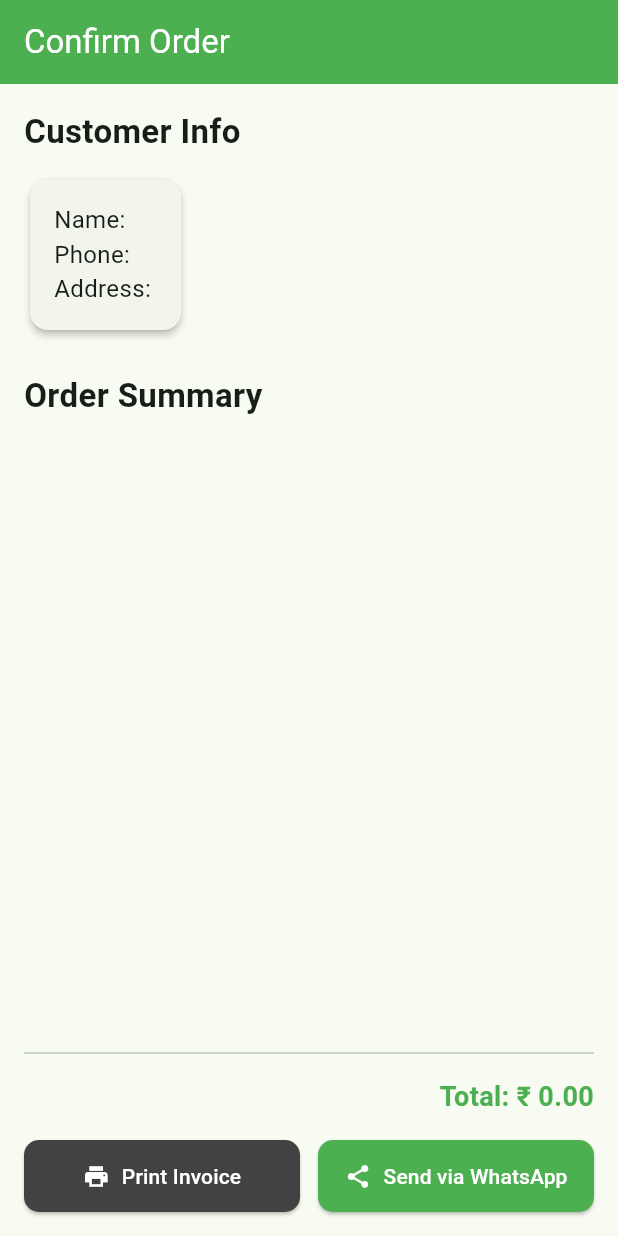
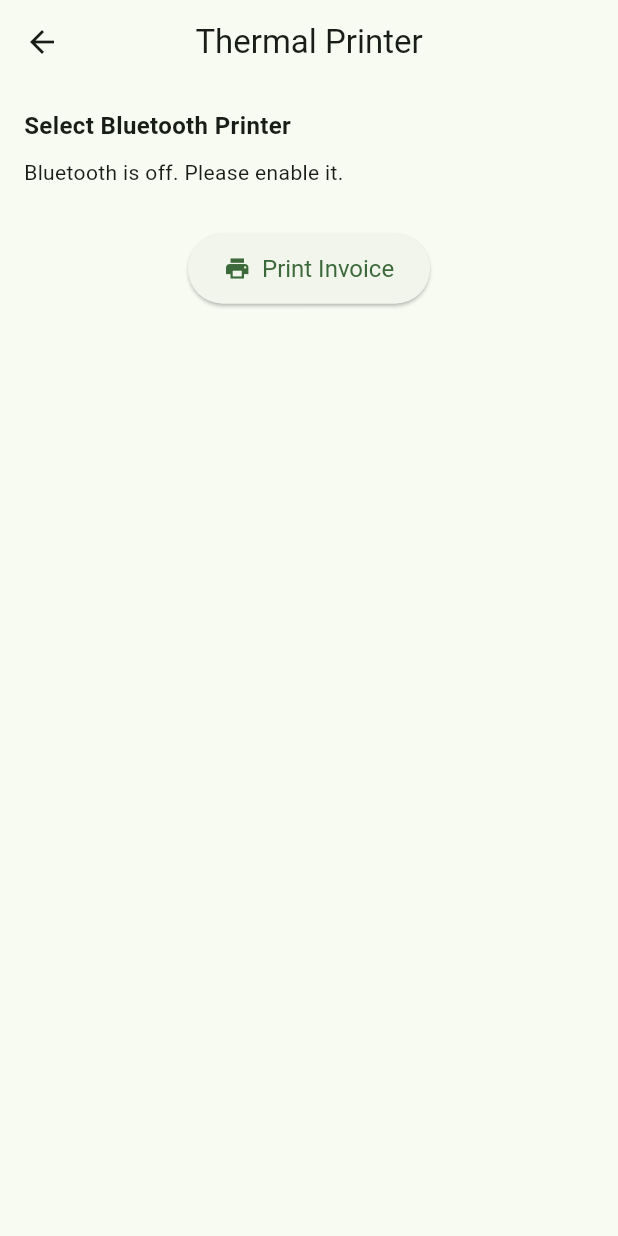
Before and after one commit to SagarBChauhan/bilipatra_retail_counter, a Flutter app: the ConfirmOrderScreen screen opened by its route, after a tap on "Print Invoice", on a phone screen of 412 x 824 dp. Run offline on Flutter 3.47's test engine with Material 3 defaults, Android fonts, the phone set to English and light mode, and no system bars; our stand-ins replace go_router, google_fonts, printing, shared_preferences; missing offline and left inert: blue_thermal_printer; accounts and stored records are empty.

Commit message:
Implement method to generate invoice suitable to ezo thermal printer - Improvements done

```diff
--- /dev/null
+++ b/lib/PrintScreen.dart
@@ -0,0 +1,168 @@
+import 'package:flutter/material.dart';
+import 'package:blue_thermal_printer/blue_thermal_printer.dart';
+import 'package:shared_preferences/shared_preferences.dart';
+import 'TestPrint.dart';
+
+class PrintScreen extends StatefulWidget {
+  final dynamic user;
+  final List<dynamic> products;
+
+  const PrintScreen({super.key, required this.user, required this.products});
+
+  @override
+  State<PrintScreen> createState() => _PrintScreenState();
+}
+
+class _PrintScreenState extends State<PrintScreen> {
+  final BlueThermalPrinter bluetooth = BlueThermalPrinter.instance;
+  final String _lastDeviceKey = "last_selected_printer";
+
+  List<BluetoothDevice> _devices = [];
+  BluetoothDevice? _selectedDevice;
+  bool _isLoading = false;
+  String _statusMessage = '';
+
+  @override
+  void initState() {
+    super.initState();
+    _initBluetooth();
+  }
+
+  // Load bonded devices and match previously selected device if available
+  Future<void> _initBluetooth() async {
+    setState(() {
+      _isLoading = true;
+      _statusMessage = 'Searching for devices...';
+    });
+
+    try {
+      if (await bluetooth.isOn ?? false) {
+        final devices = await bluetooth.getBondedDevices();
+        SharedPreferences prefs = await SharedPreferences.getInstance();
+        final lastAddress = prefs.getString(_lastDeviceKey);
+
+        BluetoothDevice? matchedDevice;
+        try {
+          matchedDevice = devices.firstWhere((d) => d.address == lastAddress);
+        } catch (_) {
+          matchedDevice = null;
+        }
+
+        setState(() {
+          _devices = devices;
+          _selectedDevice = matchedDevice;
+          _statusMessage = devices.isNotEmpty
+              ? 'Select a device to print'
+              : 'No paired Bluetooth printers found.';
+        });
+      } else {
+        setState(() {
+          _statusMessage = 'Bluetooth is off. Please enable it.';
+        });
+      }
+    } catch (e) {
+      setState(() {
+        _statusMessage = 'Error fetching devices: $e';
+      });
+    } finally {
+      setState(() {
+        _isLoading = false;
+      });
+    }
+  }
+
+  // Save selected printer to SharedPreferences
+  Future<void> _saveSelectedDevice(BluetoothDevice device) async {
+    final prefs = await SharedPreferences.getInstance();
+    await prefs.setString(_lastDeviceKey, device.address!);
+  }
+
+  // Connect and print invoice
+  Future<void> _connectAndPrint() async {
+    if (_selectedDevice == null) {
+      ScaffoldMessenger.of(context).showSnackBar(
+        const SnackBar(content: Text("Please select a printer.")),
+      );
+      return;
+    }
+
+    setState(() => _isLoading = true);
+
+    try {
+      if (!(await bluetooth.isConnected ?? false)) {
+        await bluetooth.connect(_selectedDevice!);
+      }
+
+      await _saveSelectedDevice(_selectedDevice!);
+
+      final printer = TestPrint();
+      await printer.printInvoice(widget.user, widget.products);
+
+      ScaffoldMessenger.of(context).showSnackBar(
+        const SnackBar(content: Text("✅ Printing started.")),
+      );
+    } catch (e) {
+      ScaffoldMessenger.of(context).showSnackBar(
+        SnackBar(content: Text("❌ Print failed: $e")),
+      );
+    } finally {
+      setState(() => _isLoading = false);
+    }
+  }
+
+  @override
+  Widget build(BuildContext context) {
+    return Scaffold(
+      appBar: AppBar(
+        title: const Text("Thermal Printer"),
+        centerTitle: true,
+      ),
+      body: Padding(
+        padding: const EdgeInsets.all(16),
+        child: Column(
+          crossAxisAlignment: CrossAxisAlignment.start,
+          children: [
+            const Text(
+              "Select Bluetooth Printer",
+              style: TextStyle(fontWeight: FontWeight.bold, fontSize: 16),
+            ),
+            const SizedBox(height: 10),
+            _devices.isEmpty
+                ? Text(_statusMessage)
+                : DropdownButton<BluetoothDevice>(
+              isExpanded: true,
+              value: _selectedDevice,
+              hint: const Text("Select a printer"),
+              items: _devices.map((device) {
+                return DropdownMenuItem(
+                  value: device,
+                  child: Text(device.name ?? "Unnamed Device"),
+                );
+              }).toList(),
+              onChanged: (val) {
+                setState(() {
+                  _selectedDevice = val;
+                });
+                if (val != null) _saveSelectedDevice(val);
+              },
+            ),
+            const SizedBox(height: 30),
+            Center(
+              child: ElevatedButton.icon(
+                onPressed: _isLoading ? null : _connectAndPrint,
+                icon: const Icon(Icons.print),
+                label: const Text("Print Invoice"),
+                style: ElevatedButton.styleFrom(
+                  padding: const EdgeInsets.symmetric(horizontal: 24, vertical: 14),
+                  textStyle: const TextStyle(fontSize: 16),
+                ),
+              ),
+            ),
+            const SizedBox(height: 20),
+            if (_isLoading) const Center(child: CircularProgressIndicator()),
+          ],
+        ),
+      ),
+    );
+  }
+}
--- /dev/null
+++ b/lib/TestPrint.dart
@@ -0,0 +1,259 @@
+import 'dart:io';
+
+import 'package:bilipatra_retail_counter/printerenum.dart';
+import 'package:blue_thermal_printer/blue_thermal_printer.dart';
+import 'package:flutter/services.dart';
+import 'package:http/http.dart' as http;
+import 'package:intl/intl.dart';
+import 'package:path_provider/path_provider.dart';
+
+///Test printing
+class TestPrint {
+  BlueThermalPrinter bluetooth = BlueThermalPrinter.instance;
+
+  sample() async {
+    //image max 300px X 300px
+
+    ///image from File path
+    String filename = 'yourlogo.png';
+    ByteData bytesData = await rootBundle.load("assets/images/yourlogo.png");
+    String dir = (await getApplicationDocumentsDirectory()).path;
+    File file = await File('$dir/$filename').writeAsBytes(
+      bytesData.buffer.asUint8List(
+        bytesData.offsetInBytes,
+        bytesData.lengthInBytes,
+      ),
+    );
+
+    ///image from Asset
+    ByteData bytesAsset = await rootBundle.load("assets/images/yourlogo.png");
+    Uint8List imageBytesFromAsset = bytesAsset.buffer.asUint8List(
+      bytesAsset.offsetInBytes,
+      bytesAsset.lengthInBytes,
+    );
+
+    ///image from Network
+    var response = await http.get(
+      Uri.parse(
+        "https://raw.githubusercontent.com/kakzaki/blue_thermal_printer/master/example/assets/images/yourlogo.png",
+      ),
+    );
+    Uint8List bytesNetwork = response.bodyBytes;
+    Uint8List imageBytesFromNetwork = bytesNetwork.buffer.asUint8List(
+      bytesNetwork.offsetInBytes,
+      bytesNetwork.lengthInBytes,
+    );
+
+    bluetooth.isConnected.then((isConnected) {
+      if (isConnected == true) {
+        bluetooth.printNewLine();
+        bluetooth.printCustom("HEADER", Size.boldMedium.val, Align.center.val);
+        bluetooth.printNewLine();
+        bluetooth.printImage(file.path); //path of your image/logo
+        bluetooth.printNewLine();
+        bluetooth.printImageBytes(imageBytesFromAsset); //image from Asset
+        bluetooth.printNewLine();
+        bluetooth.printImageBytes(imageBytesFromNetwork); //image from Network
+        bluetooth.printNewLine();
+        bluetooth.printLeftRight("LEFT", "RIGHT", Size.medium.val);
+        bluetooth.printLeftRight("LEFT", "RIGHT", Size.bold.val);
+        bluetooth.printLeftRight(
+          "LEFT",
+          "RIGHT",
+          Size.bold.val,
+          format: "%-15s %15s %n",
+        ); //15 is number off character from left or right
+        bluetooth.printNewLine();
+        bluetooth.printLeftRight("LEFT", "RIGHT", Size.boldMedium.val);
+        bluetooth.printLeftRight("LEFT", "RIGHT", Size.boldLarge.val);
+        bluetooth.printLeftRight("LEFT", "RIGHT", Size.extraLarge.val);
+        bluetooth.printNewLine();
+        bluetooth.print3Column("Col1", "Col2", "Col3", Size.bold.val);
+        bluetooth.print3Column(
+          "Col1",
+          "Col2",
+          "Col3",
+          Size.bold.val,
+          format: "%-10s %10s %10s %n",
+        ); //10 is number off character from left center and right
+        bluetooth.printNewLine();
+        bluetooth.print4Column("Col1", "Col2", "Col3", "Col4", Size.bold.val);
+        bluetooth.print4Column(
+          "Col1",
+          "Col2",
+          "Col3",
+          "Col4",
+          Size.bold.val,
+          format: "%-8s %7s %7s %7s %n",
+        );
+        bluetooth.printNewLine();
+        bluetooth.printCustom(
+          "čĆžŽšŠ-H-ščđ",
+          Size.bold.val,
+          Align.center.val,
+          charset: "windows-1250",
+        );
+        bluetooth.printLeftRight(
+          "Številka:",
+          "18000001",
+          Size.bold.val,
+          charset: "windows-1250",
+        );
+        bluetooth.printCustom("Body left", Size.bold.val, Align.left.val);
+        bluetooth.printCustom("Body right", Size.medium.val, Align.right.val);
+        bluetooth.printNewLine();
+        bluetooth.printCustom("Thank You", Size.bold.val, Align.center.val);
+        bluetooth.printNewLine();
+        bluetooth.printQRcode(
+          "Insert Your Own Text to Generate",
+          200,
+          200,
+          Align.center.val,
+        );
+        bluetooth.printNewLine();
+        bluetooth.printNewLine();
+        bluetooth
+            .paperCut(); //some printer not supported (sometime making image not centered)
+        //bluetooth.drawerPin2(); // or you can use bluetooth.drawerPin5();
+      }
+    });
+  }
+
+  //   sample(String pathImage) async {
+  //     //SIZE
+  //     // 0- normal size text
+  //     // 1- only bold text
+  //     // 2- bold with medium text
+  //     // 3- bold with large text
+  //     //ALIGN
+  //     // 0- ESC_ALIGN_LEFT
+  //     // 1- ESC_ALIGN_CENTER
+  //     // 2- ESC_ALIGN_RIGHT
+  //
+  // //     var response = await http.get("IMAGE_URL");
+  // //     Uint8List bytes = response.bodyBytes;
+  //     bluetooth.isConnected.then((isConnected) {
+  //       if (isConnected == true) {
+  //         bluetooth.printNewLine();
+  //         bluetooth.printCustom("HEADER", 3, 1);
+  //         bluetooth.printNewLine();
+  //         bluetooth.printImage(pathImage); //path of your image/logo
+  //         bluetooth.printNewLine();
+  // //      bluetooth.printImageBytes(bytes.buffer.asUint8List(bytes.offsetInBytes, bytes.lengthInBytes));
+  //         bluetooth.printLeftRight("LEFT", "RIGHT", 0);
+  //         bluetooth.printLeftRight("LEFT", "RIGHT", 1);
+  //         bluetooth.printLeftRight("LEFT", "RIGHT", 1, format: "%-15s %15s %n");
+  //         bluetooth.printNewLine();
+  //         bluetooth.printLeftRight("LEFT", "RIGHT", 2);
+  //         bluetooth.printLeftRight("LEFT", "RIGHT", 3);
+  //         bluetooth.printLeftRight("LEFT", "RIGHT", 4);
+  //         bluetooth.printNewLine();
+  //         bluetooth.print3Column("Col1", "Col2", "Col3", 1);
+  //         bluetooth.print3Column("Col1", "Col2", "Col3", 1,
+  //             format: "%-10s %10s %10s %n");
+  //         bluetooth.printNewLine();
+  //         bluetooth.print4Column("Col1", "Col2", "Col3", "Col4", 1);
+  //         bluetooth.print4Column("Col1", "Col2", "Col3", "Col4", 1,
+  //             format: "%-8s %7s %7s %7s %n");
+  //         bluetooth.printNewLine();
+  //         String testString = " čĆžŽšŠ-H-ščđ";
+  //         bluetooth.printCustom(testString, 1, 1, charset: "windows-1250");
+  //         bluetooth.printLeftRight("Številka:", "18000001", 1,
+  //             charset: "windows-1250");
+  //         bluetooth.printCustom("Body left", 1, 0);
+  //         bluetooth.printCustom("Body right", 0, 2);
+  //         bluetooth.printNewLine();
+  //         bluetooth.printCustom("Thank You", 2, 1);
+  //         bluetooth.printNewLine();
+  //         bluetooth.printQRcode("Insert Your Own Text to Generate", 200, 200, 1);
+  //         bluetooth.printNewLine();
+  //         bluetooth.printNewLine();
+  //         bluetooth.paperCut();
+  //       }
+  //     });
+  //   }
+
+
+
+  Future<void> printInvoice(dynamic user, List<dynamic> products) async {
+    bool? isConnected = await bluetooth.isConnected;
+    if (isConnected != true) return;
+
+    // DATE + INVOICE ID
+    final now = DateTime.now();
+    final formattedDate = DateFormat('dd-MM-yyyy HH:mm').format(now);
+    final invoiceId = "INV${now.millisecondsSinceEpoch.toString().substring(7)}";
+    ByteData bytesAsset = await rootBundle.load("assets/logo_min_gr.png");
+    Uint8List imageBytesFromAsset = bytesAsset.buffer
+        .asUint8List(bytesAsset.offsetInBytes, bytesAsset.lengthInBytes);
+    bluetooth.printImageBytes(imageBytesFromAsset); //image from Asset
+    await Future.delayed(const Duration(milliseconds: 200));
+    bluetooth.printNewLine();
+    bluetooth.printCustom("Bilipatra Retail", Size.boldMedium.val, Align.center.val);
+    bluetooth.printCustom("GSTIN: 27ABCDE1234F1Z5", Size.medium.val, Align.center.val);
+    bluetooth.printCustom("F-2, Soham Pride,Nr. Time Square-Gauravpath, Besides DMART, TP 10 Main Rd, Pal Gam, Surat, Gujarat 395009", Size.medium.val, Align.center.val);
+    bluetooth.printCustom("+91 91043 32327", Size.medium.val, Align.center.val);
+    bluetooth.printCustom("care@bilipatra.com", Size.medium.val, Align.center.val);
+    bluetooth.printCustom("INVOICE", Size.bold.val, Align.center.val);
+    bluetooth.printCustom("--------------------------------", Size.medium.val, Align.center.val);
+
+    bluetooth.printLeftRight("Invoice ID", invoiceId, Size.medium.val);
+    bluetooth.printLeftRight("Date", formattedDate, Size.medium.val);
+
+    bluetooth.printNewLine();
+    bluetooth.printLeftRight("Customer", user.name ?? "-", Size.medium.val);
+    bluetooth.printLeftRight("Phone", user.number ?? "-", Size.medium.val);
+    bluetooth.printLeftRight("Address", user.address ?? "-", Size.medium.val);
+
+    bluetooth.printNewLine();
+    bluetooth.printCustom("Item              Qty     Amount", Size.bold.val, Align.left.val);
+    bluetooth.printCustom("--------------------------------", Size.medium.val, Align.left.val);
+
+    for (var item in products) {
+      final total = item.price * item.quantity;
+      final lines = _wrapText(item.name.toString(), 16); // wrap item name
+      for (int i = 0; i < lines.length; i++) {
+        if (i == 0) {
+          final qty = "x${item.quantity}".padRight(5);
+          final amt = "Rs. ${total.toStringAsFixed(2)}";
+          bluetooth.printCustom("${lines[i].padRight(16)} $qty $amt", Size.medium.val, Align.left.val);
+        } else {
+          bluetooth.printCustom("${lines[i]}", Size.medium.val, Align.left.val);
+        }
+      }
+      await Future.delayed(const Duration(milliseconds: 100));
+    }
+
+    bluetooth.printCustom("--------------------------------", Size.medium.val, Align.left.val);
+
+    final double totalAmount = products.fold(0.0, (sum, item) => sum + (item.price * item.quantity));
+    bluetooth.printLeftRight("Total", "Rs. ${totalAmount.toStringAsFixed(2)}", Size.bold.val);
+
+    bluetooth.printNewLine();
+    bluetooth.printCustom("Scan below to view digital bill", Size.medium.val, Align.center.val);
+
+    // 🧾 QR code for bill (replace with actual URL generation logic)
+    final billUrl = "https://bilipatra.com/bill/$invoiceId";
+    await bluetooth.printQRcode(billUrl, 200, 200, Align.center.val);
+    await Future.delayed(const Duration(milliseconds: 300));
+
+    bluetooth.printCustom("--------------------------------", Size.medium.val, Align.center.val);
+    bluetooth.printCustom("Thank You for Shopping!", Size.bold.val, Align.center.val);
+    bluetooth.printCustom("Visit Again!", Size.bold.val, Align.center.val);
+    bluetooth.printCustom("--------------------------------", Size.medium.val, Align.center.val);
+
+    bluetooth.printNewLine();
+    await bluetooth.paperCut();
+    await bluetooth.disconnect();
+  }
+  List<String> _wrapText(String text, int width) {
+    List<String> lines = [];
+    while (text.length > width) {
+      lines.add(text.substring(0, width));
+      text = text.substring(width);
+    }
+    if (text.isNotEmpty) lines.add(text);
+    return lines;
+  }
+
+}
--- a/lib/main.dart
+++ b/lib/main.dart
@@ -10,6 +10,7 @@ Future<void> main() async {
   WidgetsFlutterBinding.ensureInitialized();
   // await InvoiceGenerator.init();
   // InvoiceGenerator.preloadAssets();
+  WidgetsFlutterBinding.ensureInitialized();
   runApp(const BilipatraApp());
 }
 
--- /dev/null
+++ b/lib/printerenum.dart
@@ -0,0 +1,48 @@
+
+enum Size {
+  medium, //normal size text
+  bold, //only bold text
+  boldMedium, //bold with medium
+  boldLarge, //bold with large
+  extraLarge //extra large
+}
+
+enum Align {
+  left, //ESC_ALIGN_LEFT
+  center, //ESC_ALIGN_CENTER
+  right, //ESC_ALIGN_RIGHT
+}
+
+extension PrintSize on Size {
+  int get val {
+    switch (this) {
+      case Size.medium:
+        return 0;
+      case Size.bold:
+        return 1;
+      case Size.boldMedium:
+        return 2;
+      case Size.boldLarge:
+        return 3;
+      case Size.extraLarge:
+        return 4;
+      default:
+        return 0;
+    }
+  }
+}
+
+extension PrintAlign on Align {
+  int get val {
+    switch (this) {
+      case Align.left:
+        return 0;
+      case Align.center:
+        return 1;
+      case Align.right:
+        return 2;
+      default:
+        return 0;
+    }
+  }
+}
--- a/lib/screens/confirm_order_screen.dart
+++ b/lib/screens/confirm_order_screen.dart
@@ -3,9 +3,10 @@ import 'package:flutter/foundation.dart';
 import 'package:flutter/material.dart';
 import 'package:printing/printing.dart';
 import 'package:provider/provider.dart';
+import '../PrintScreen.dart';
 import '../providers/app_provider.dart';
 import '../services/invoice_generator.dart';
-import 'dart:html' as html;
+// import 'dart:html' as html;
 
 class ConfirmOrderScreen extends StatefulWidget {
   const ConfirmOrderScreen({super.key});
@@ -18,14 +19,20 @@ class _ConfirmOrderScreenState extends State<ConfirmOrderScreen> {
   bool _isLoading = false;
 
   Future<void> _handlePrintInvoice(user, products) async {
-    setState(() => _isLoading = true);
+    /*setState(() => _isLoading = true);
     try {
       await InvoiceGeneratorEzo.generateInvoicePdf(user, products);
     } catch (e) {
       debugPrint("Error generating PDF: $e");
     } finally {
       setState(() => _isLoading = false);
-    }
+    }*/
+    Navigator.push(
+      context,
+      MaterialPageRoute(
+        builder: (_) => PrintScreen(user: user, products: products),
+      ),
+    );
   }
 
   Future<void> _generatePdfInBackground(user, products) async {
@@ -37,7 +44,7 @@ class _ConfirmOrderScreenState extends State<ConfirmOrderScreen> {
   Future<void> generatePdfTask(Map<String, dynamic> args) async {
     final user = args['user'];
     final products = args['products'];
-    await InvoiceGenerator.generateInvoicePdf(user, products);
+    // await InvoiceGenerator.generateInvoicePdf(user, products);
   }
 
 
@@ -186,11 +193,11 @@ class _ConfirmOrderScreenState extends State<ConfirmOrderScreen> {
                           onPressed: _isLoading
                               ? null
                               : () async {
-                            await InvoiceGenerator.downloadAndSharePdf(user!, products);
-                            final whatsappUrl = Uri.encodeFull(
-                              "https://wa.me/?text=Please find attached your invoice from Bilipatra Retail Counter.",
-                            );
-                            html.window.open(whatsappUrl, '_blank');
+                            // await InvoiceGenerator.downloadAndSharePdf(user!, products);
+                            // final whatsappUrl = Uri.encodeFull(
+                            //   "https://wa.me/?text=Please find attached your invoice from Bilipatra Retail Counter.",
+                            // );
+                            // html.window.open(whatsappUrl, '_blank');
                           },
                           icon: const Icon(Icons.share),
                           label: const Text("Send via WhatsApp"),
--- a/lib/services/invoice_generator.dart
+++ b/lib/services/invoice_generator.dart
@@ -1,3 +1,4 @@
+/*
 import 'dart:html' as html; // Web only
 import 'dart:typed_data';
 
@@ -8,6 +9,7 @@ import 'package:printing/printing.dart';
 
 import '../models/product.dart';
 import '../models/user.dart';
+*/
 /*class InvoiceGenerator {
   static pw.ImageProvider? _logoImage;
   static pw.Font? _font;
@@ -116,7 +118,8 @@ import '../models/user.dart';
       onLayout: (PdfPageFormat format) async => pdf.save(),
     );
   }
-}*/
+}*//*
+
 
 class InvoiceGenerator {
   static Future<void> generateInvoicePdf(
@@ -427,3 +430,4 @@ class InvoiceGeneratorEzo {
       onLayout: (PdfPageFormat format) async => pdf.save(),);
   }
 }
+*/
--- a/pubspec.yaml
+++ b/pubspec.yaml
@@ -41,6 +41,10 @@ dependencies:
   intl: ^0.18.1
   google_fonts: ^6.2.1
   go_router: ^15.0.0
+  path_provider: ^2.0.11
+#  http: ^0.13.1
+  blue_thermal_printer: ^1.2.3
+  shared_preferences: ^2.5.3
 dev_dependencies:
   flutter_test:
     sdk: flutter
@@ -67,6 +71,7 @@ flutter:
   assets:
     - assets/logo.png
     - assets/logo_min.png
+    - assets/logo_min_gr.png
     - assets/fonts/NotoSans-Regular.ttf
   #   - images/a_dot_burr.jpeg
   #   - images/a_dot_ham.jpeg
```
Also changed, not shown: assets/logo_min_gr.png (added), pubspec.lock, 2 other files.
